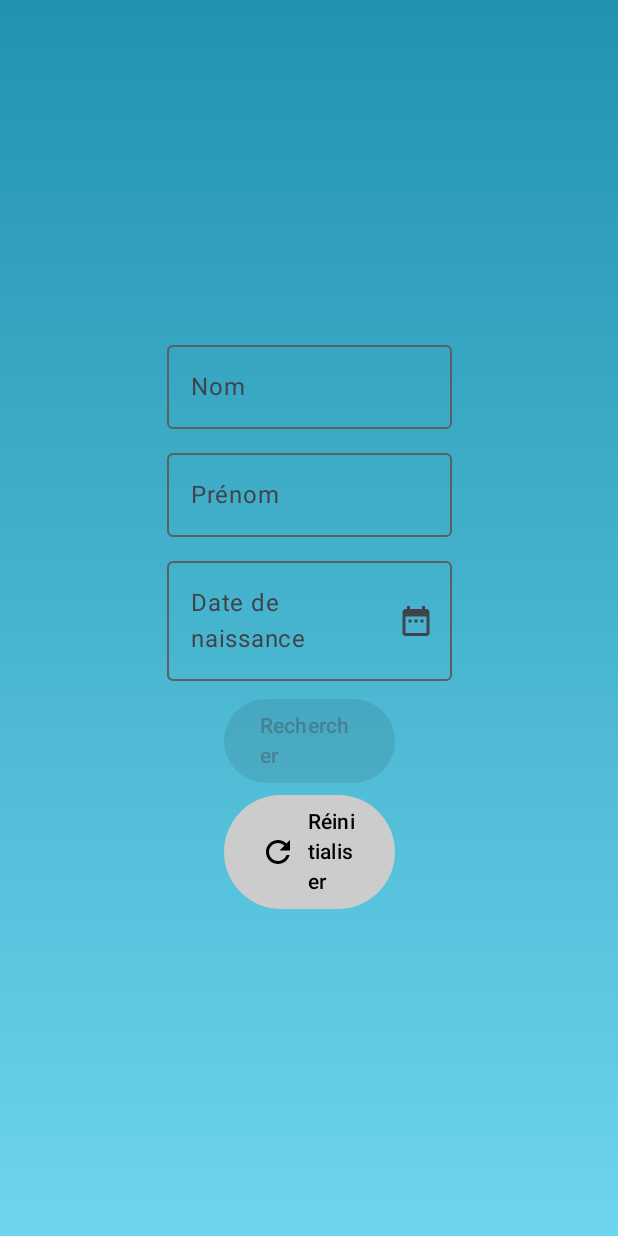
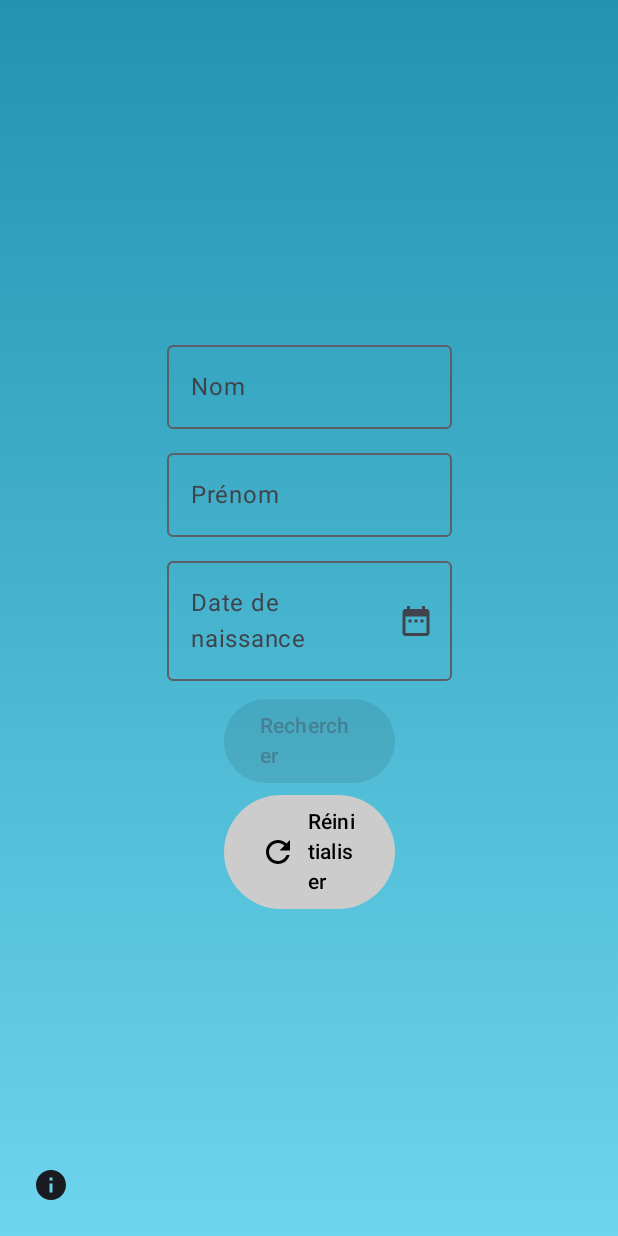
Before and after one commit to Stage-mairie/elections_app, an Android app built with Jetpack Compose: the screen it shows after launch (MainActivity), on a phone screen of 412 x 824 dp. Run offline under Robolectric (Android 15) with nearby library versions, the phone set to English and light mode, and no system bars.

Commit message:
feat: add hint button for date fallback

```diff
--- a/app/build.gradle.kts
+++ b/app/build.gradle.kts
@@ -67,6 +67,7 @@ dependencies {
     implementation("androidx.compose.material3:material3")
     implementation("org.jetbrains.kotlinx:kotlinx-serialization-json:1.7.3")
     implementation(libs.androidx.compose.foundation)
+    implementation(libs.androidx.compose.foundation.layout)
     testImplementation("junit:junit:4.13.2")
     androidTestImplementation("androidx.test.ext:junit:1.1.5")
     androidTestImplementation("androidx.test.espresso:espresso-core:3.5.1")
--- a/app/src/main/java/com/example/bureaudevotemsa/ui/theme/components/UserForm.kt
+++ b/app/src/main/java/com/example/bureaudevotemsa/ui/theme/components/UserForm.kt
@@ -1,5 +1,6 @@
 package com.example.bureaudevotemsa.ui.theme.components
 
+import android.R.attr.title
 import android.app.DatePickerDialog
 import androidx.compose.foundation.LocalIndication
 import androidx.compose.foundation.clickable
@@ -7,8 +8,10 @@ import androidx.compose.foundation.interaction.MutableInteractionSource
 import androidx.compose.runtime.Composable
 import androidx.compose.runtime.*
 import androidx.compose.foundation.layout.*
+import androidx.compose.foundation.layout.size
 import androidx.compose.material.icons.Icons
 import androidx.compose.material.icons.filled.DateRange
+import androidx.compose.material.icons.filled.Info
 import androidx.compose.material.icons.filled.Refresh
 import androidx.compose.material3.*
 import androidx.compose.ui.Alignment
@@ -27,6 +30,8 @@ fun UserForm(
     var nom by remember { mutableStateOf("") }
     var prenom by remember { mutableStateOf("") }
     var dateNaissance by remember { mutableStateOf("") }
+
+    var showHint by remember { mutableStateOf(false) }
 
     val context = LocalContext.current
 
@@ -149,8 +154,36 @@ fun UserForm(
                 )
                 Text("Réinitialiser")
             }
+
+        }
+
+        IconButton(
+            onClick = { showHint = true },
+            modifier = Modifier
+                .align(Alignment.BottomStart)
+                .padding(16.dp)
+                .size(36.dp)
+        ) {
+            Icon(Icons.Filled.Info, contentDescription = "Hint")
+        }
+
+        if (showHint) {
+            AlertDialog(
+                onDismissRequest = { showHint = false },
+                title = { Text("Information - Date de naissance") },
+                text = { Text(
+                    "Si la date n'est pas précise, utilisez le 01/01/XXXX, où XXXX est l'année de naissance."
+                )  },
+                confirmButton = {
+                    TextButton(onClick = { showHint = false }) {
+                        Text("OK")
+                    }
+                }
+
+            )
         }
     }
+
 }
 
 @Preview(showBackground = true)
--- a/gradle/libs.versions.toml
+++ b/gradle/libs.versions.toml
@@ -9,6 +9,7 @@ lifecycleRuntimeKtx = "2.6.1"
 activityCompose = "1.8.0"
 composeBom = "2024.04.01"
 foundation = "1.9.4"
+foundationLayout = "1.9.4"
 
 [libraries]
 androidx-core-ktx = { group = "androidx.core", name = "core-ktx", version.ref = "coreKtx" }
@@ -26,6 +27,7 @@ androidx-ui-test-manifest = { group = "androidx.compose.ui", name = "ui-test-man
 androidx-ui-test-junit4 = { group = "androidx.compose.ui", name = "ui-test-junit4" }
 androidx-material3 = { group = "androidx.compose.material3", name = "material3" }
 androidx-compose-foundation = { group = "androidx.compose.foundation", name = "foundation", version.ref = "foundation" }
+androidx-compose-foundation-layout = { group = "androidx.compose.foundation", name = "foundation-layout", version.ref = "foundationLayout" }
 
 [plugins]
 android-application = { id = "com.android.application", version.ref = "agp" }
```
